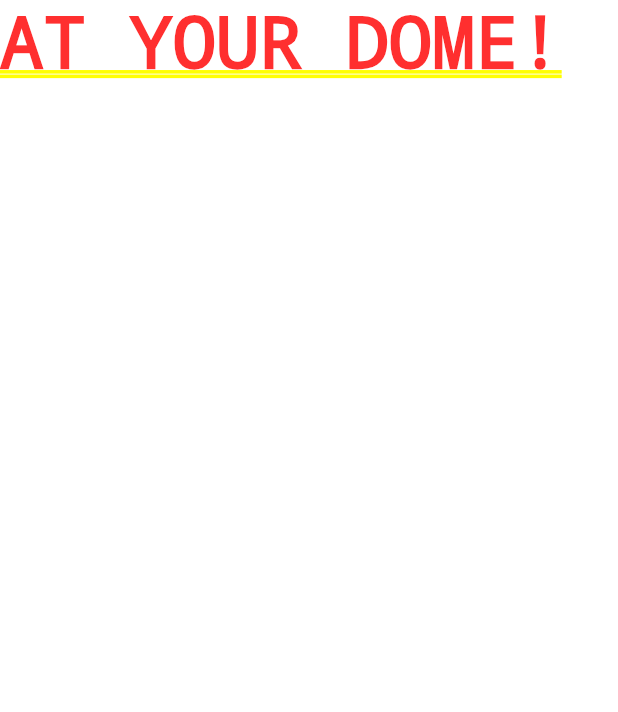
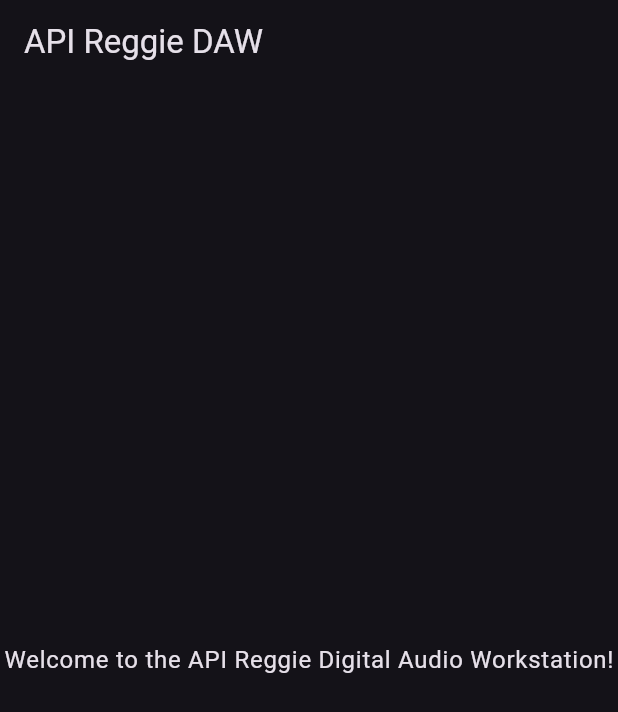
Before and after one commit to apireggie/apireggie.github.io, a Flutter app: the screen it shows after launch, on a phone screen of 412 x 824 dp. Shown: the top 712 px of the screen. Run offline on Flutter 3.47's test engine with Material 3 defaults, Android fonts, the light colour scheme and no system bars; our stand-ins replace flutter_bloc.

Commit message:
🚀 Auto-commit: minor update

```diff
--- /dev/null
+++ b/lib/daw.dart
@@ -0,0 +1,20 @@
+import 'package:flutter/material.dart';
+
+class DAW extends StatelessWidget {
+  const DAW({super.key});
+
+  @override
+  Widget build(BuildContext context) {
+    return Scaffold(
+      appBar: AppBar(
+        title: const Text('API Reggie DAW'),
+      ),
+      body: Center(
+        child: Text(
+          'Welcome to the API Reggie Digital Audio Workstation!',
+          style: Theme.of(context).textTheme.bodyLarge,
+        ),
+      ),
+    );
+  }
+}
--- a/lib/main.dart
+++ b/lib/main.dart
@@ -1,3 +1,4 @@
+import 'package:apireggie_suite/daw.dart';
 import 'package:flutter/material.dart';
 import 'package:flutter_bloc/flutter_bloc.dart';
 import 'canvas_repository.dart';
@@ -13,13 +14,11 @@ class APIReggieCanvasApp extends StatelessWidget {
   @override
   Widget build(BuildContext context) {
     return MaterialApp(
-      debugShowCheckedModeBanner: false,
-      theme: ThemeData.dark(useMaterial3: true),
-      home: RepositoryProvider(
+        debugShowCheckedModeBanner: false,
+        theme: ThemeData.dark(useMaterial3: true),
+        home: RepositoryProvider(
           create: (_) => CanvasRepository(),
-          child: Container(
-            child: const Text("AT YOUR DOME!"),
-          )),
-    );
+          child: const Scaffold(body: DAW()),
+        ));
   }
 }
```
Also changed, not shown: 1 other file.
